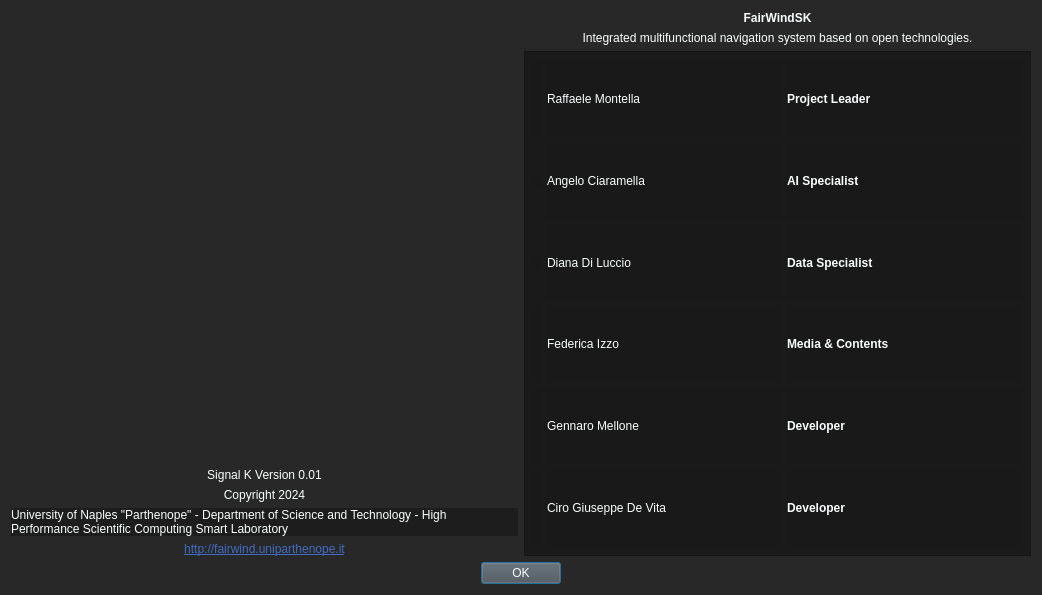
Above: ui/about/About.ui from OpenFairWind/FairWindSK before the change. Below: the same form after it.
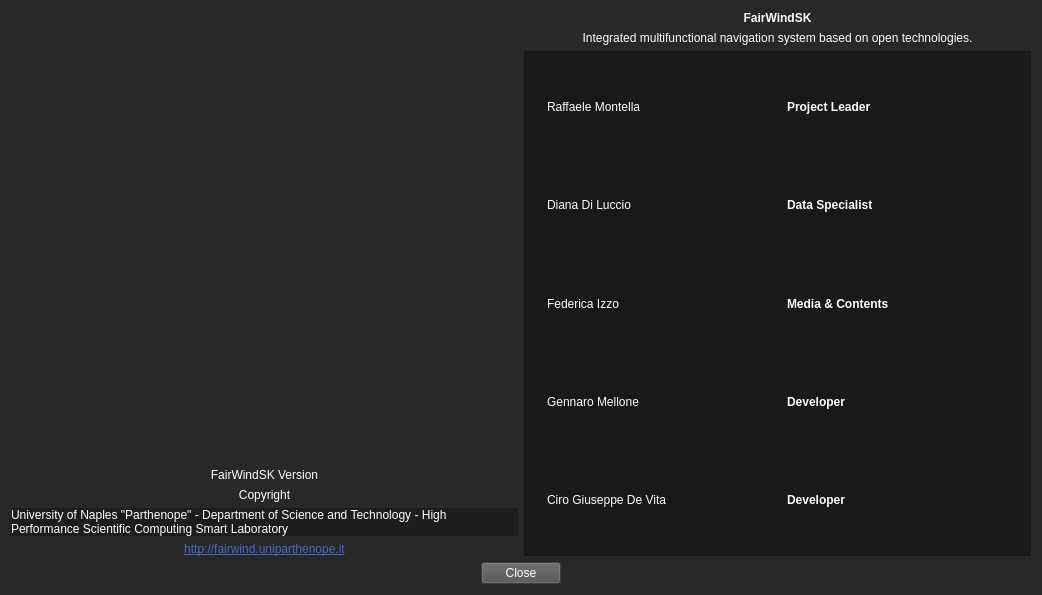
That is the form after the change. Icons and pictures are not drawn.

Commit message: Refine about, settings, and units page behavior

```diff
--- a/ui/about/About.ui
+++ b/ui/about/About.ui
@@ -67,7 +67,7 @@
             <string notr="true">background-color: rgba(255, 255, 255, 0);</string>
            </property>
            <property name="text">
-            <string>Signal K Version 0.01</string>
+            <string>FairWindSK Version</string>
            </property>
            <property name="alignment">
             <set>Qt::AlignmentFlag::AlignCenter</set>
@@ -80,7 +80,7 @@
             <string notr="true">background-color: rgba(255, 255, 255, 0);</string>
            </property>
            <property name="text">
-            <string>Copyright 2024</string>
+            <string>Copyright</string>
            </property>
            <property name="alignment">
             <set>Qt::AlignmentFlag::AlignCenter</set>
@@ -372,45 +372,6 @@
                </item>
               </layout>
              </item>
-             <item row="1" column="0">
-              <layout class="QHBoxLayout" name="horizontalLayout_4">
-               <item>
-                <widget class="QLabel" name="label_14">
-                 <property name="sizePolicy">
-                  <sizepolicy hsizetype="Fixed" vsizetype="Fixed">
-                   <horstretch>0</horstretch>
-                   <verstretch>0</verstretch>
-                  </sizepolicy>
-                 </property>
-                 <property name="text">
-                  <string/>
-                 </property>
-                 <property name="pixmap">
-                  <pixmap resource="../../resources.qrc">:/resources/images/about/aciaramella_64x64.png</pixmap>
-                 </property>
-                </widget>
-               </item>
-               <item>
-                <widget class="QLabel" name="label_13">
-                 <property name="text">
-                  <string>Angelo Ciaramella</string>
-                 </property>
-                </widget>
-               </item>
-               <item>
-                <widget class="QLabel" name="label_24">
-                 <property name="font">
-                  <font>
-                   <bold>true</bold>
-                  </font>
-                 </property>
-                 <property name="text">
-                  <string>AI Specialist</string>
-                 </property>
-                </widget>
-               </item>
-              </layout>
-             </item>
             </layout>
            </widget>
           </widget>
@@ -432,7 +393,7 @@
         <enum>Qt::Orientation::Horizontal</enum>
        </property>
        <property name="standardButtons">
-        <set>QDialogButtonBox::StandardButton::Ok</set>
+        <set>QDialogButtonBox::StandardButton::Close</set>
        </property>
        <property name="centerButtons">
         <bool>true</bool>
```
Left out of the diff: 3 changed lines with no effect on the pictures. The commit also changes 12 other files.
